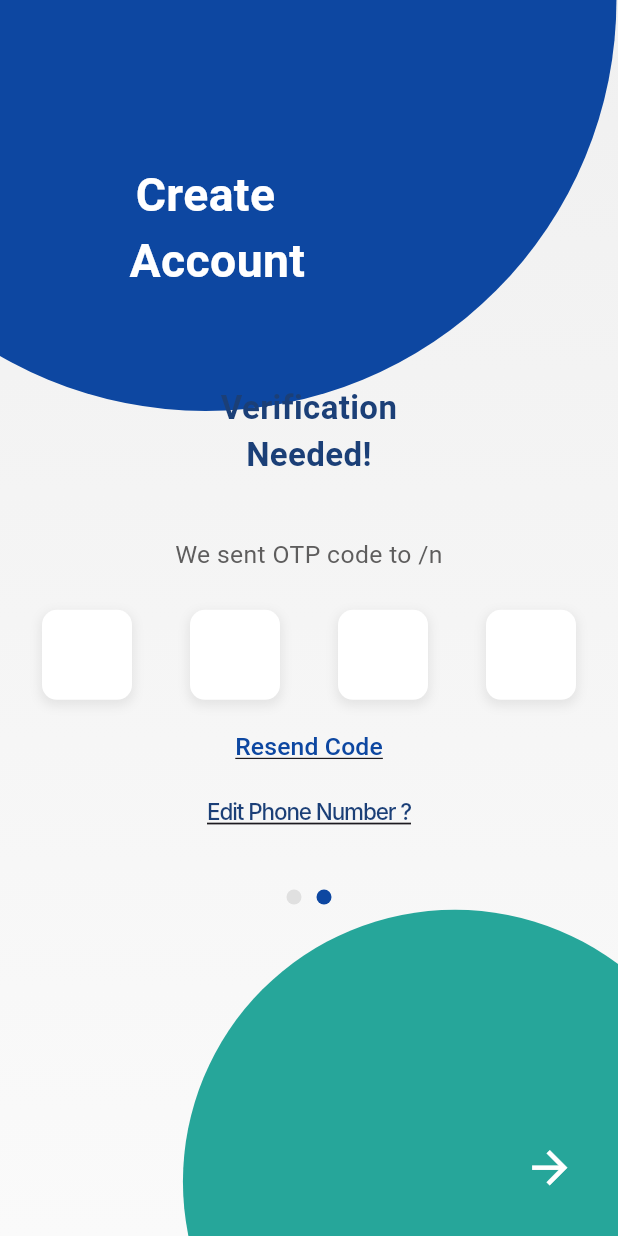
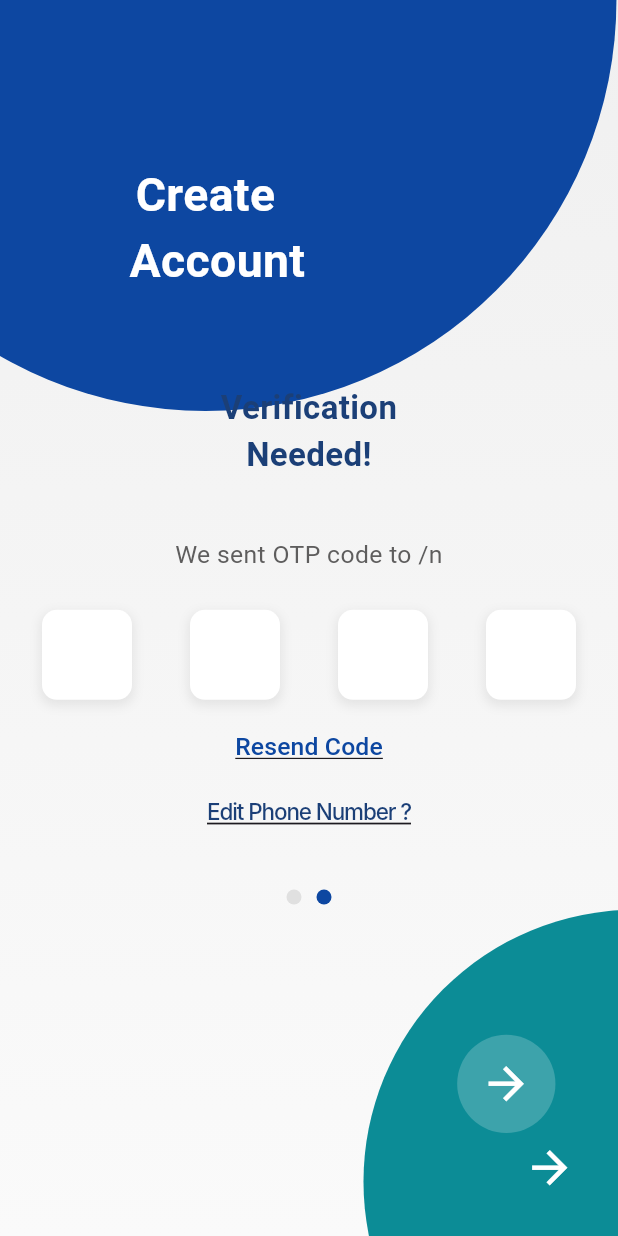
Before and after one commit to abde-salek/gaz-distribution-app, a Flutter app: the OtpVerificationPage screen opened directly with empty values, on a phone screen of 412 x 824 dp. Run offline on Flutter 3.47's test engine with Material 3 defaults, Android fonts, the phone set to English and light mode, and no system bars; Roboto replaces fonts that are missing (Futura Hv BT, Inter, Space Grotesk).

```diff
--- a/lib/login/otp_verification_page.dart
+++ b/lib/Auth/otp_verification_page.dart
@@ -1,5 +1,6 @@
 import 'package:flutter/material.dart';
 import 'package:flutter/services.dart';
+import 'package:gaz/Core/Dash.dart';
 
 class OtpVerificationPage extends StatefulWidget {
   final String phoneNumber;
@@ -85,18 +86,69 @@ class _OtpVerificationPageState extends State<OtpVerificationPage> {
             // BOTTOM-RIGHT DECORATIVE CIRCLE (TEAL)
             // --------------------------------------------------------------------------
             Positioned(
-              right: -bottomCircleOffset * 0.5,
+            // Less negative offset on the right to make the right side dominate
+            right: -bottomCircleOffset * 1.33,
+            // More negative offset on the bottom to push it further down
             bottom: -bottomCircleOffset,
             child: Container(
               width: bottomCircleSize,
               height: bottomCircleSize,
               decoration: const BoxDecoration(
-                  color: Color(0xFF26A69A), // Teal
+                // Teal color - secondary brand color
+                color: Color(0xFF0C8C96),
                 shape: BoxShape.circle,
+              ),
+              // Adding a bold right arrow as a button
+              child: Align(
+                // Position it where the circle is visible (top-left quadrant)
+                alignment: const Alignment(-0.66, -0.5),
+                child: Container(
+                  padding: EdgeInsets.all(bottomCircleSize * 0.05),
+                  decoration: BoxDecoration(shape: BoxShape.circle),
+                  child: Stack(
+                    children: [
+                      GestureDetector(
+                        onTap: () {
+                          // Validate form and proceed if valid
+                          if (_formKey.currentState!.validate()) {
+                            // Handle signup or navigation to next screen
+                            print('Form validated, proceeding to next step');
+                            // TODO: Implement signup logic or navigation
+                          }
+                        },
+                        child: Container(
+                          padding: EdgeInsets.all(bottomCircleSize * 0.02),
+                          decoration: BoxDecoration(
+                            color: Colors.white.withOpacity(0.2),
+                            shape: BoxShape.circle,
+                          ),
+                          child: IconButton(
+                            icon: const Icon(
+                              Icons.arrow_forward,
+                              color: Colors.white,
+                              size: 35,
+                            ),
+                            onPressed: () {
+                              if (_formKey.currentState!.validate()) {
+                                // Navigate to OTP verification page with phone number
+                                Navigator.push(
+                                  context,
+                                  MaterialPageRoute(
+                                    builder:
+                                        (context) => Dash()
+                                  ),
+                                );
+                              }
+                            },
                           ),
                         ),
                       ),
-
+                    ],
+                  ),
+                ),
+              ),
+            ),
+          ),
             // --------------------------------------------------------------------------
             // BACK BUTTON
             // --------------------------------------------------------------------------
--- a/lib/login/signup_page.dart
+++ b/lib/Auth/signup_page.dart
@@ -1,5 +1,5 @@
 import 'package:flutter/material.dart';
-import 'package:gaz/login/otp_verification_page.dart';
+import 'package:gaz/Auth/otp_verification_page.dart';
 
 /// SignupPage - User Registration Screen
 ///
--- a/lib/main.dart
+++ b/lib/main.dart
@@ -1,5 +1,5 @@
 import 'package:flutter/material.dart';
-import 'login/splash_page.dart';
+import 'Auth/splash_page.dart';
 
 /// Gaz Distribution App - Main Entry Point
 /// Comprehensive Flutter app for gas distribution management with delivery tracking,
```
Also changed, not shown: lib/Core/Dash.dart (added, +19 -0 lines), lib/Auth/splash_page.dart (renamed from lib/login/splash_page.dart). Lines whose indentation alone changed are shown as unchanged.
